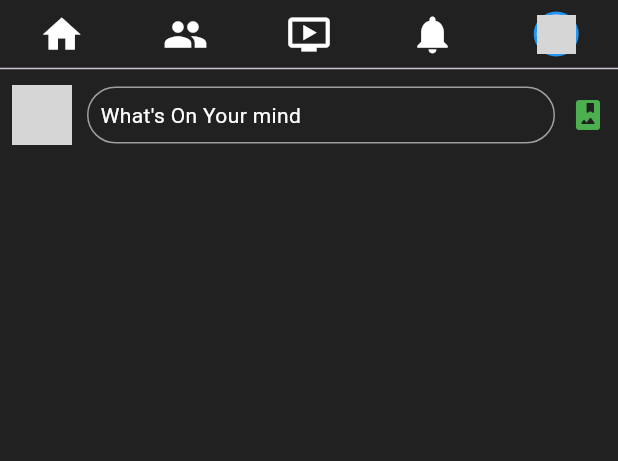
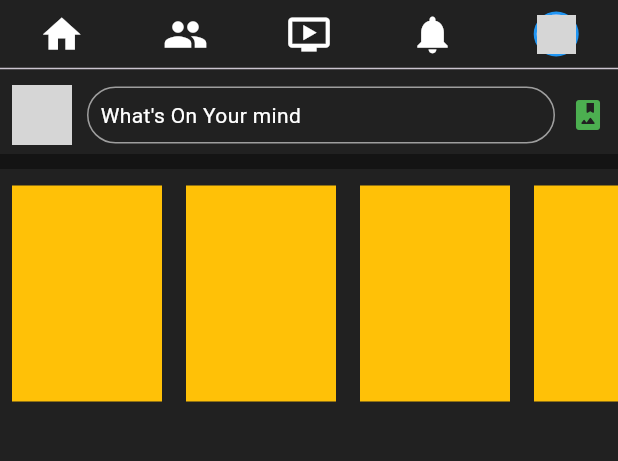
Before and after one commit to migarakavishan/facebook_ui_app, a Flutter app: the screen it shows after launch, on a phone screen of 412 x 824 dp, the part 68-529 px from its top. Run offline on Flutter 3.47's test engine with Material 3 defaults, Android fonts, the light colour scheme and no system bars; network calls fail; grey boxes are pictures that could not be loaded.

Commit message:
commit 1

```diff
--- a/lib/screens/facebook.dart
+++ b/lib/screens/facebook.dart
@@ -31,7 +31,28 @@ class _FacebookHomeState extends State<FacebookHome> {
           const Divider(
             thickness: 1,
           ),
-          NewPostBar(profilePic: profilePic)
+          NewPostBar(profilePic: profilePic),
+          const Divider(
+            color: Colors.black38,
+            thickness: 10,
+          ),
+          SizedBox(
+            height: 160,
+            child: ListView.builder(
+              scrollDirection: Axis.horizontal,
+              itemCount: 6,
+              itemBuilder: (context, index) {
+                return Padding(
+                  padding: const EdgeInsets.all(8.0),
+                  child: Container(
+                    width: 100,
+                    height: 160,
+                    color: Colors.amber,
+                  ),
+                );
+              },
+            ),
+          )
         ],
       ),
     );
```
